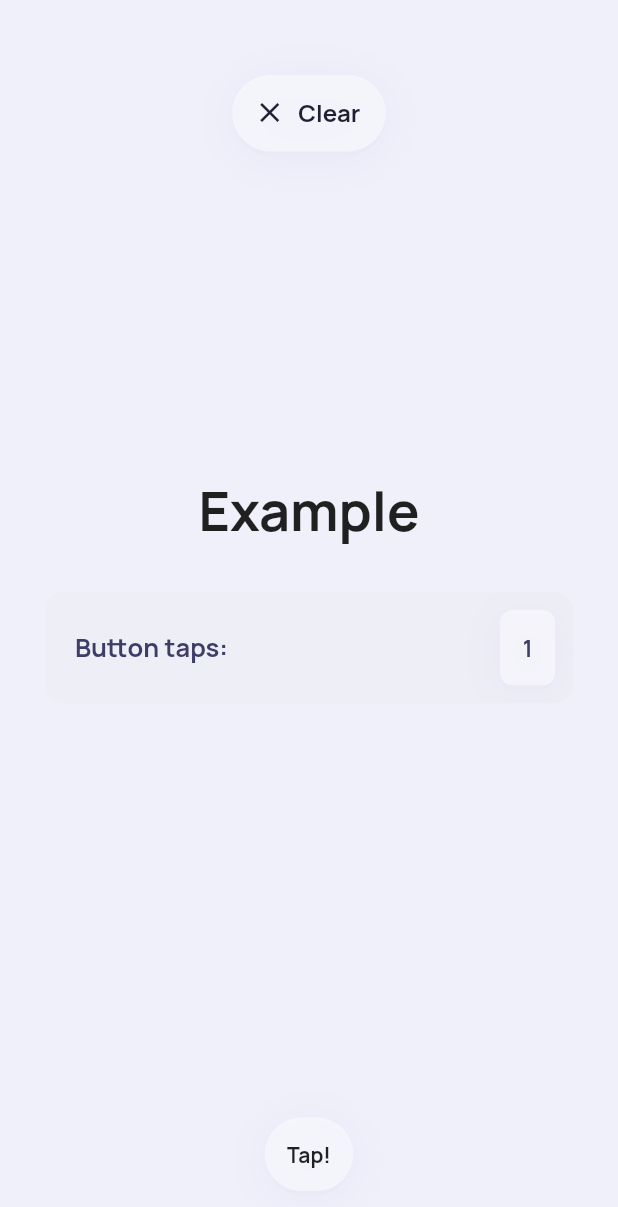
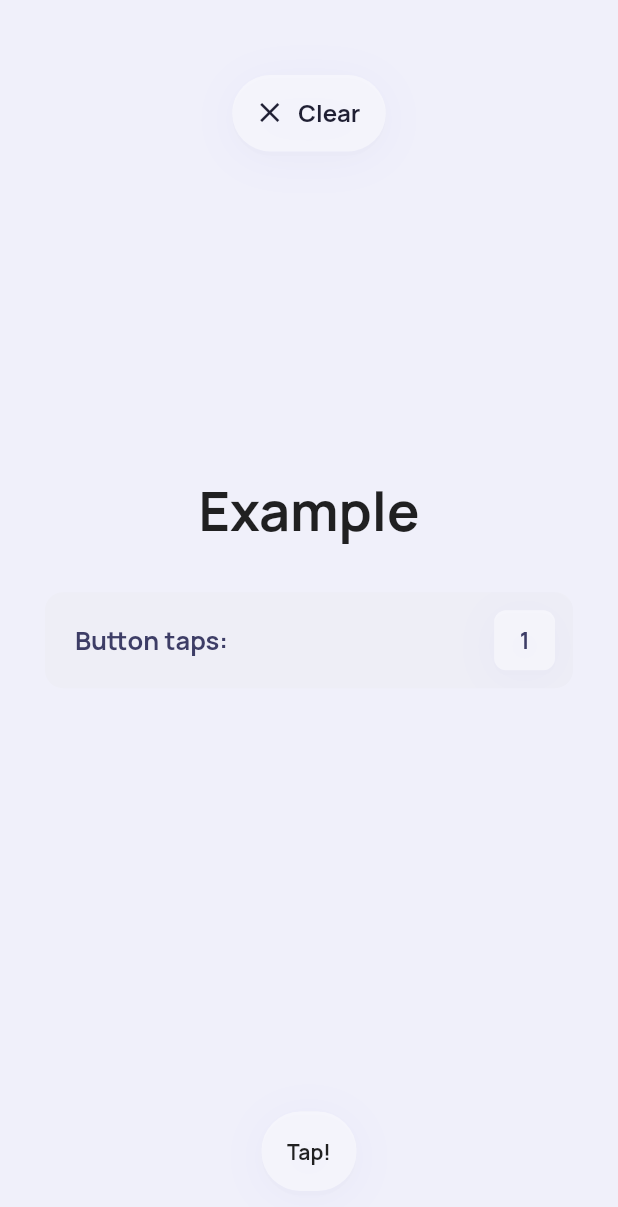
Before and after one commit to olksij/slikker_kit, a Flutter app: the screen it shows after launch, after a tap on "Tap!", on a phone screen of 412 x 824 dp. Shown: the top 1207 px of the screen. Run offline on Flutter 3.47's test engine with Material 2 defaults, Android fonts, the phone set to English and light mode, and no system bars.

Commit message:
Integrated Slikkerbutton into effect painter.

```diff
--- a/lib/src/button.dart
+++ b/lib/src/button.dart
@@ -23,7 +23,7 @@ class SlikkerButton extends StatefulWidget {
   final bool disabled;
 
   /// If non-null, the corners of this box are rounded by this [BorderRadiusGeometry] value.
-  final BorderRadius borderRadius;
+  final BorderRadius? borderRadius;
 
   /// The widget below this widget in the tree.
   final Widget? child;
@@ -31,13 +31,8 @@ class SlikkerButton extends StatefulWidget {
   /// The empty space that surrounds the card inside.
   final EdgeInsetsGeometry? padding;
 
-  /// The empty space that surrounds the card inside.
-  final EdgeInsetsGeometry? margin;
-
   /// The [Function] that will be invoked on user's tap.
-  final Function onTap;
-
-  static function() {}
+  final Function? onTap;
 
   @override
   _SlikkerButtonState createState() => _SlikkerButtonState();
@@ -47,11 +42,10 @@ class SlikkerButton extends StatefulWidget {
     this.accent = 240,
     this.minor = false,
     this.child,
-    this.onTap = function,
+    this.onTap,
     this.borderRadius = const BorderRadius.all(Radius.circular(12)),
     this.disabled = false,
     this.padding,
-    this.margin,
   }) : super(key: key);
 }
 
@@ -88,21 +82,26 @@ class _SlikkerButtonState extends State<SlikkerButton>
     disabledAnmt.dispose();
     hoverAnmt.dispose();
     minorAnmt.dispose();
+    pressAnmt.dispose();
     super.dispose();
   }
 
-  void hover(bool state) {
-    if (widget.disabled) return;
-    hoverAnmt.run(state);
+  /// Number ranging from 0.0 to 1.0, where 1.0 means that element is elevated.
+  /// Elevation represents button's state.
+  double get elevation {
+    if (hoverAnmt.controller.isAnimating || hoverAnmt.value > 0)
+      return hoverAnmt.value - pressAnmt.value * hoverAnmt.value * 0.75;
+    return (1 - hoverAnmt.value) * pressAnmt.value;
   }
 
-  void touchEvent({TapDownDetails? tapDown, TapUpDetails? tapUp}) {
+  /// Button's [BorderRadius] based on [elevation].
+  BorderRadius get borderRadius => BorderRadius.lerp(
+      widget.borderRadius, BorderRadius.circular(16), elevation)!;
+
+  void _touchEvent({TapDownDetails? tapDown, TapUpDetails? tapUp}) {
     if (widget.disabled) return;
-
     if (tapDown != null) HapticFeedback.lightImpact();
-
     pressAnmt.run(tapDown != null);
-
     tapPosition = TapPosition(
       tapDown?.localPosition.dx ?? tapUp!.localPosition.dx,
       tapDown?.localPosition.dy ?? tapUp!.localPosition.dy,
@@ -110,22 +109,14 @@ class _SlikkerButtonState extends State<SlikkerButton>
   }
 
   Widget _buildButton(context, child) {
-    Widget button = child;
-    late double elevation;
+    Widget button =
+        Padding(padding: widget.padding ?? EdgeInsets.zero, child: child);
 
-    if (hoverAnmt.controller.isAnimating || hoverAnmt.value > 0)
-      elevation = hoverAnmt.value - pressAnmt.value * hoverAnmt.value * 0.75;
-    else
-      elevation = (1 - hoverAnmt.value) * pressAnmt.value;
-
-    if (widget.padding != null)
-      button = Padding(padding: EdgeInsets.all(15), child: button);
-
-    if (!widget.disabled)
+    if (!widget.disabled && widget.onTap != null)
       button = GestureDetector(
-        onTapDown: (details) => touchEvent(tapDown: details),
-        onTapUp: (details) => touchEvent(tapUp: details),
-        onTap: () => widget.onTap(),
+        onTapDown: (details) => _touchEvent(tapDown: details),
+        onTapUp: (details) => _touchEvent(tapUp: details),
+        onTap: () => widget.onTap!(),
         child: MouseRegion(
           onEnter: (event) => hoverAnmt.run(true),
           onExit: (event) => hoverAnmt.run(false),
@@ -133,77 +124,55 @@ class _SlikkerButtonState extends State<SlikkerButton>
         ),
       );
 
-    button = CustomPaint(
-      painter: _ButtonEffects(
-        accent: widget.accent,
-        tapPosition: tapPosition,
-        pressCtrl: pressAnmt,
-        borderRadius: BorderRadius.lerp(
-          widget.borderRadius,
-          BorderRadius.circular(16),
-          elevation,
-        )!,
-        elevation: elevation,
-      ),
-      child: button,
-    );
-
     return Transform(
       alignment: Alignment.center,
-      transform: Matrix4.identity()
-        //..setEntry(3, 2, 0.001)
-        //..rotateY(lerp(0, tapPosition.dx / 2, pressAnmt.value) ?? 0)
-        //..rotateX(lerp(0, tapPosition.dy / 2, pressAnmt.value) ?? 0)
-        ..scale(lerpDouble(1, 1.15, elevation)!),
-      child: button,
+      transform: Matrix4.identity()..scale(1 + .15 * elevation),
+      child: CustomPaint(
+        painter: _ButtonEffects(this),
+        child: button,
+      ),
     );
   }
 
   @override
   Widget build(BuildContext context) {
     return AnimatedBuilder(
+      child: widget.child,
+      builder: _buildButton,
       animation: Listenable.merge([
         disabledAnmt.animation,
         hoverAnmt.animation,
         minorAnmt.animation,
         pressAnmt.animation,
       ]),
-      child: widget.child,
-      builder: _buildButton,
     );
   }
 }
 
 class _ButtonEffects extends CustomPainter {
-  double accent;
-  BorderRadius borderRadius;
-  TapPosition? tapPosition;
-  SlikkerAnimationController pressCtrl;
-  double elevation;
+  _SlikkerButtonState button;
+  SlikkerButton widget;
 
-  _ButtonEffects({
-    required this.accent,
-    required this.borderRadius,
-    required this.tapPosition,
-    required this.pressCtrl,
-    required this.elevation,
-  }) : super();
+  _ButtonEffects(this.button)
+      : widget = button.widget,
+        super();
 
   @override
   void paint(Canvas canvas, Size size) {
-    canvas = paintBox(canvas: canvas, size: size, borderRadius: borderRadius);
+    canvas = paintBox(canvas, size);
   }
 
-  Canvas paintBox({
-    required Canvas canvas,
-    required Size size,
-    required BorderRadius borderRadius,
-  }) {
-    final Paint paintLight = Paint()..color = Color(0x22FFFFFF);
+  Canvas paintBox(Canvas canvas, Size size) {
+    double accent = widget.accent;
+    BorderRadius borderRadius = button.borderRadius;
 
-    final paintBoxShadow = lerpDouble(.75, .65, elevation) ?? .6;
-    final Paint paintBox = Paint()
-      ..color = HSVColor.fromAHSV(paintBoxShadow, accent, .02, .99).toColor();
+    // Initializing Paint objects.
+
+    final paintLight = Paint()..color = Color(0x22FFFFFF);
+
+    final paintBoxA = lerpDouble(.75, .65, button.elevation)!;
+    final paintBox = Paint()
+      ..color = HSVColor.fromAHSV(paintBoxA, accent, .02, .99).toColor();
 
     final paintKeyShadow = Paint()
       ..color = HSVColor.fromAHSV(.25, accent, .05, .95).toColor();
@@ -211,6 +180,8 @@ class _ButtonEffects extends CustomPainter {
     final paintAmbientShadow = Paint()
       ..color = HSVColor.fromAHSV(.5, accent, .1, .97).toColor()
       ..maskFilter = MaskFilter.blur(BlurStyle.normal, 16);
+
+    // Top borders
 
     final double topBorder = max(
       borderRadius.topLeft.y,
@@ -222,6 +193,8 @@ class _ButtonEffects extends CustomPainter {
       borderRadius.bottomRight.y,
     );
 
+    // Box Base
+
     RRect boxBase(double top, double height, bool light, [bool all = false]) {
       return RRect.fromRectAndCorners(
         Rect.fromLTWH(0, top, size.width, height),
@@ -231,6 +204,8 @@ class _ButtonEffects extends CustomPainter {
         bottomRight: !light || all ? borderRadius.bottomRight : Radius.zero,
       );
     }
+
+    // Generate required paths
 
     final lightPath = Path.combine(
       PathOperation.difference,
@@ -245,6 +220,8 @@ class _ButtonEffects extends CustomPainter {
       Path()..addRRect(boxBase(_heightDelta, bottomBorder, false)),
     );
 
+    // Draw into canvas
+
     return canvas
       ..drawRRect(boxBase(4, size.height, true, true), paintAmbientShadow)
       ..drawPath(keyShadowPath, paintKeyShadow)
--- a/pubspec.yaml
+++ b/pubspec.yaml
@@ -1,7 +1,7 @@
 name: slikker_kit
 description: Slikker Kit is a Flutter package which provides Slikker Design System components.
 
-version: 1.1.0-alpha.15
+version: 1.1.0-alpha.16
 
 homepage: https://github.com/AlexBesida/slikker_kit#readme
 repository: https://github.com/AlexBesida/slikker_kit
```
Also changed, not shown: 1 other file.
